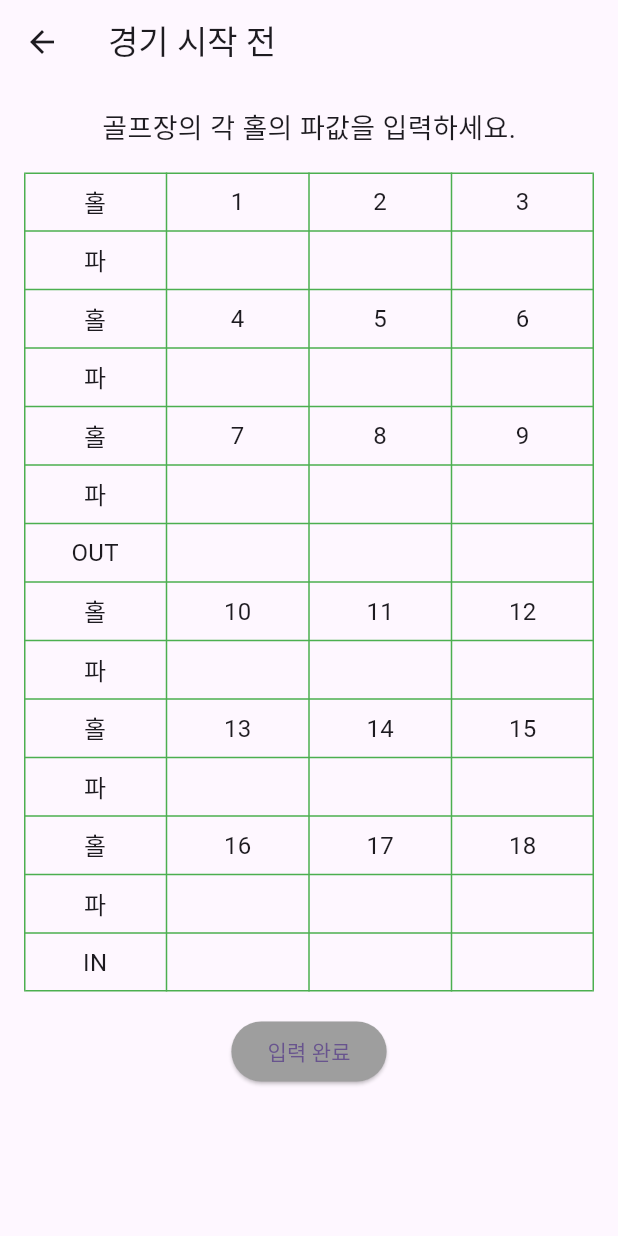
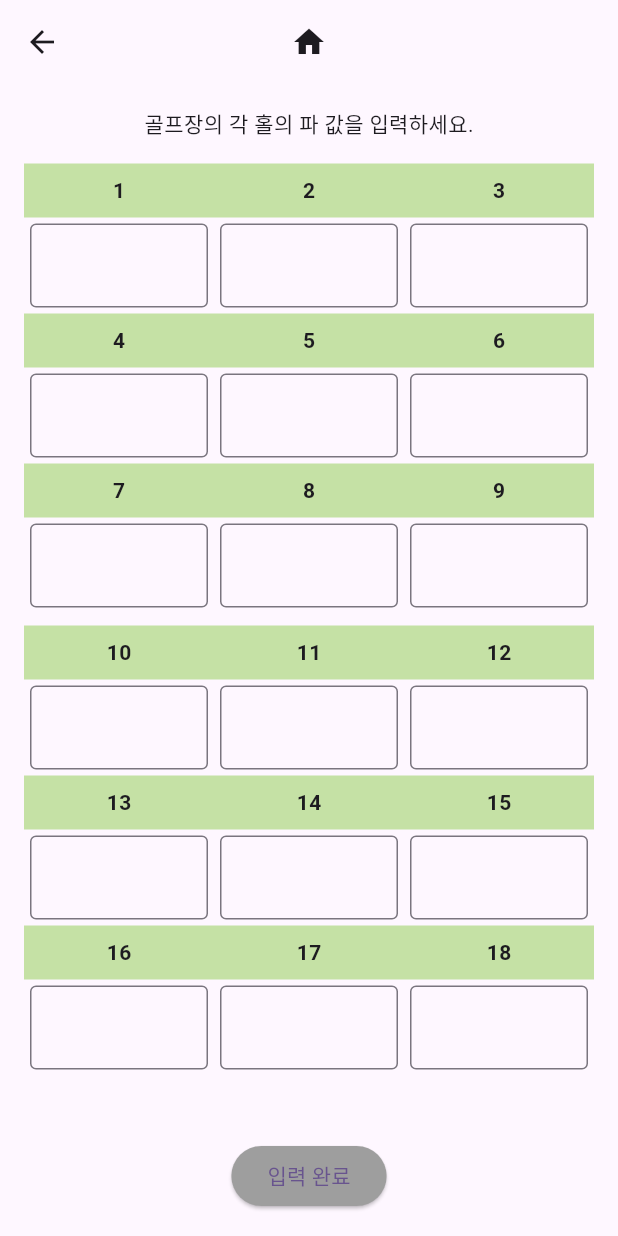
Before and after one commit to hagyeom/flutter_application_1, a Flutter app: the BeforeTheGameStarts screen opened directly, after a tap on "입력 완료", on a phone screen of 412 x 824 dp. Run offline on Flutter 3.47's test engine with Material 3 defaults, Android fonts, the phone set to English and light mode, and no system bars; our stand-ins replace logger.

```diff
--- a/lib/golf_score_app/screens/before_the_game_starts.dart
+++ b/lib/golf_score_app/screens/before_the_game_starts.dart
@@ -6,79 +6,95 @@
 // 골프장의 각 홀의 파 값을 입력받음
 // 이전 경기 기록이 있을 시 경기 기록 잔류 경고창을 띄움
 import 'package:flutter/material.dart';
+import 'register_players.dart';
 
 class BeforeTheGameStarts extends StatefulWidget {
   const BeforeTheGameStarts({super.key});
 
   @override
-  State<BeforeTheGameStarts> createState() => _BeforeTheGameStartsState();
+  BeforeTheGameStartsState createState() => BeforeTheGameStartsState();
 }
 
-class _BeforeTheGameStartsState extends State<BeforeTheGameStarts> {
-  bool hasPreviousGameRecord = true; // 실제 데이터에 맞게 설정
+class BeforeTheGameStartsState extends State<BeforeTheGameStarts> {
+  final List<TextEditingController> _controllers =
+      List.generate(18, (index) => TextEditingController());
 
-  @override
-  void initState() {
-    super.initState();
-    WidgetsBinding.instance.addPostFrameCallback((_) {
-      if (hasPreviousGameRecord) {
-        _showPreviousGameRecordWarning();
-      }
-    });
-  }
-
-  void _showPreviousGameRecordWarning() {
+  void _showPreviousGameRecordAlert() {
     showDialog(
       context: context,
       builder: (BuildContext context) {
         return AlertDialog(
           shape: RoundedRectangleBorder(
-            borderRadius: BorderRadius.circular(16.0),
+            borderRadius: BorderRadius.circular(15),
           ),
-          content: Column(
-            mainAxisSize: MainAxisSize.min,
-            children: <Widget>[
-              const Text(
-                '이전 경기 기록이 남아있습니다.\n이어서 하시겠습니까?',
-                textAlign: TextAlign.center,
-                style: TextStyle(fontSize: 16.0),
-              ),
-              const SizedBox(height: 16.0),
-              Row(
-                mainAxisAlignment: MainAxisAlignment.spaceEvenly,
-                children: <Widget>[
-                  ElevatedButton(
+          content: const Text("이전 경기 기록이 남아있습니다.\n이어 하시겠습니까?"),
+          actions: [
+            TextButton(
               onPressed: () {
                 Navigator.of(context).pop();
-                      // '예' 버튼을 눌렀을 때의 동작 추가
               },
-                    style: ElevatedButton.styleFrom(
-                      backgroundColor: Colors.red,
-                      shape: RoundedRectangleBorder(
-                        borderRadius: BorderRadius.circular(8.0),
+              child: const Text(
+                "예",
+                style: TextStyle(color: Colors.red),
               ),
             ),
-                    child: const Text('예'),
-                  ),
-                  ElevatedButton(
+            TextButton(
               onPressed: () {
                 Navigator.of(context).pop();
-                      // '아니요' 버튼을 눌렀을 때의 동작 추가
               },
-                    style: ElevatedButton.styleFrom(
-                      backgroundColor: Colors.green,
-                      shape: RoundedRectangleBorder(
-                        borderRadius: BorderRadius.circular(8.0),
+              child: const Text(
+                "아니요",
+                style: TextStyle(color: Colors.green),
               ),
             ),
-                    child: const Text('아니요'),
+          ],
+        );
+      },
+    );
+  }
+
+  @override
+  void initState() {
+    super.initState();
+    // 이전 기록이 있으면 경고창 띄우기
+    WidgetsBinding.instance
+        .addPostFrameCallback((_) => _showPreviousGameRecordAlert());
+  }
+
+  Widget _buildParInputRow(int start, int end) {
+    return Row(
+      children: List.generate(end - start + 1, (index) {
+        return Expanded(
+          child: Padding(
+            padding: const EdgeInsets.all(4.0),
+            child: TextField(
+              controller: _controllers[start + index - 1],
+              keyboardType: TextInputType.number,
+              decoration: const InputDecoration(
+                border: OutlineInputBorder(),
               ),
-                ],
             ),
-            ],
           ),
         );
-      },
+      }),
+    );
+  }
+
+  Widget _buildHoleRow(int start, int end) {
+    return Row(
+      children: List.generate(end - start + 1, (index) {
+        return Expanded(
+          child: Container(
+            alignment: Alignment.center,
+            padding: const EdgeInsets.all(8.0),
+            color: Colors.lightGreen[200],
+            child: Text(
+              "${start + index}",
+              style: const TextStyle(fontWeight: FontWeight.bold),
+            ),
+          ),
+        );
+      }),
     );
   }
 
@@ -86,64 +102,59 @@ class _BeforeTheGameStartsState extends State<BeforeTheGameStarts> {
   Widget build(BuildContext context) {
     return Scaffold(
       appBar: AppBar(
-        title: const Text('경기 시작 전'),
+        leading: IconButton(
+          icon: const Icon(Icons.arrow_back),
+          onPressed: () {
+            Navigator.of(context).pop();
+          },
+        ),
+        title: const Icon(Icons.home),
+        centerTitle: true,
       ),
       body: Padding(
         padding: const EdgeInsets.all(16.0),
         child: Column(
-          children: <Widget>[
-            const Text(
-              '골프장의 각 홀의 파값을 입력하세요.',
-              style: TextStyle(fontSize: 18.0),
-            ),
+          children: [
+            const Text("골프장의 각 홀의 파 값을 입력하세요."),
             const SizedBox(height: 16.0),
-            Table(
-              border: TableBorder.all(color: Colors.green),
+            Expanded(
+              child: SingleChildScrollView(
+                child: Column(
                   children: [
-                _buildTableRow(['홀', '1', '2', '3']),
-                _buildTableRow(['파', '', '', '']),
-                _buildTableRow(['홀', '4', '5', '6']),
-                _buildTableRow(['파', '', '', '']),
-                _buildTableRow(['홀', '7', '8', '9']),
-                _buildTableRow(['파', '', '', '']),
-                _buildTableRow(['OUT', '', '', '']),
-                _buildTableRow(['홀', '10', '11', '12']),
-                _buildTableRow(['파', '', '', '']),
-                _buildTableRow(['홀', '13', '14', '15']),
-                _buildTableRow(['파', '', '', '']),
-                _buildTableRow(['홀', '16', '17', '18']),
-                _buildTableRow(['파', '', '', '']),
-                _buildTableRow(['IN', '', '', '']),
+                    _buildHoleRow(1, 3),
+                    _buildParInputRow(1, 3),
+                    _buildHoleRow(4, 6),
+                    _buildParInputRow(4, 6),
+                    _buildHoleRow(7, 9),
+                    _buildParInputRow(7, 9),
+                    const SizedBox(height: 8.0),
+                    _buildHoleRow(10, 12),
+                    _buildParInputRow(10, 12),
+                    _buildHoleRow(13, 15),
+                    _buildParInputRow(13, 15),
+                    _buildHoleRow(16, 18),
+                    _buildParInputRow(16, 18),
                   ],
                 ),
-            const SizedBox(height: 16.0),
+              ),
+            ),
             ElevatedButton(
               onPressed: () {
-                // 입력 완료 버튼 눌렀을 때의 동작
+                Navigator.push(
+                  context,
+                  MaterialPageRoute(
+                    builder: (context) => const RegisterPlayers(),
+                  ),
+                );
               },
               style: ElevatedButton.styleFrom(
                 backgroundColor: Colors.grey,
               ),
-              child: const Text('입력 완료'),
+              child: const Text("입력 완료"),
             ),
           ],
         ),
       ),
     );
   }
-
-  TableRow _buildTableRow(List<String> cells) {
-    return TableRow(
-      children: cells.map((cell) {
-        return Padding(
-          padding: const EdgeInsets.all(8.0),
-          child: Text(
-            cell,
-            textAlign: TextAlign.center,
-            style: const TextStyle(fontSize: 16.0),
-          ),
-        );
-      }).toList(),
-    );
 }
-}
--- a/pubspec.yaml
+++ b/pubspec.yaml
@@ -30,6 +30,7 @@ environment:
 dependencies:
   flutter:
     sdk: flutter
+  logger: ^1.1.0
 
 
   # The following adds the Cupertino Icons font to your application.
```
Also changed, not shown: lib/golf_score_app/screens/register_players.dart (added, +110 -0 lines), pubspec.lock. Lines whose indentation alone changed are shown as unchanged.
